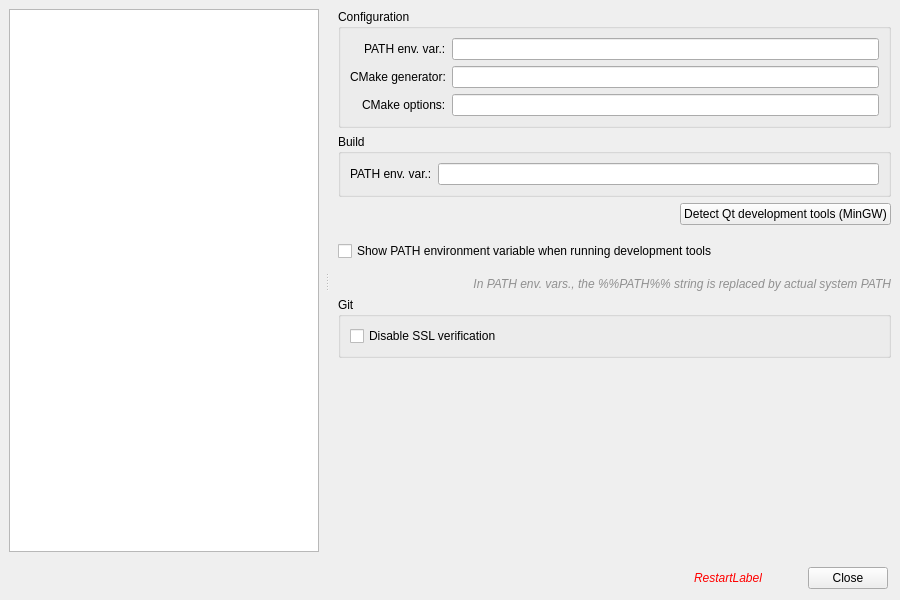
Old version of the form src/openfluid/ui/common/PreferencesDialog.ui in the repository OpenFLUID/openfluid.
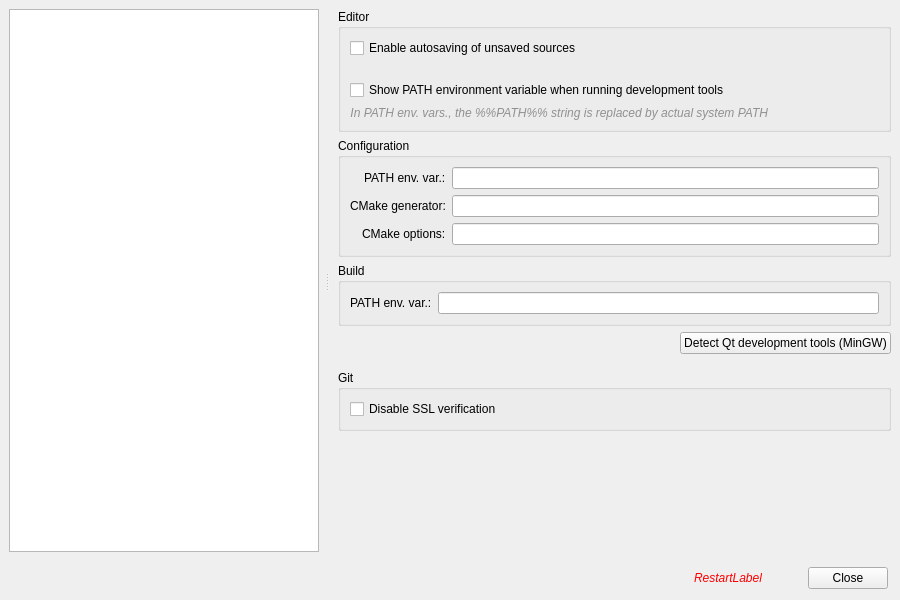
New version of the form. The open tabs and pages were chosen to show the change. Custom widgets are drawn as their Qt base class.

Commit message:
Addition of autosave option in devstudio preferences
* Added a checkbox in devstudio for the "savebeforebuild" configuration
parameter

(closes OpenFLUID/openfluid#855)

The edit to the form file:
```diff
--- a/src/openfluid/ui/common/PreferencesDialog.ui
+++ b/src/openfluid/ui/common/PreferencesDialog.ui
@@ -418,6 +418,63 @@
       </widget>
       <widget class="QWidget" name="DevEnvironmentPage">
        <layout class="QVBoxLayout" name="verticalLayout_7">
+        <item>
+         <widget class="QGroupBox" name="groupBox_7">
+          <property name="title">
+           <string>Editor</string>
+          </property>
+          <layout class="QFormLayout" name="formLayout_4">
+           <item row="0" column="0">
+            <widget class="QCheckBox" name="BuildAutoSaveCheckBox">
+             <property name="text">
+              <string>Enable autosaving of unsaved sources</string>
+             </property>
+            </widget>
+           </item>
+           <item row="2" column="0">
+            <widget class="QCheckBox" name="ShowPathCheckBox">
+             <property name="text">
+              <string>Show PATH environment variable when running development tools</string>
+             </property>
+            </widget>
+           </item>
+           <item row="4" column="0">
+            <widget class="QLabel" name="label_11">
+             <property name="font">
+              <font>
+               <italic>true</italic>
+              </font>
+             </property>
+             <property name="styleSheet">
+              <string notr="true">color : #909090;</string>
+             </property>
+             <property name="text">
+              <string>In PATH env. vars., the %%PATH%% string is replaced by actual system PATH</string>
+             </property>
+             <property name="alignment">
+              <set>Qt::AlignRight|Qt::AlignTrailing|Qt::AlignVCenter</set>
+             </property>
+            </widget>
+           </item>
+           <item row="1" column="0">
+            <spacer name="verticalSpacer_4">
+             <property name="orientation">
+              <enum>Qt::Vertical</enum>
+             </property>
+             <property name="sizeType">
+              <enum>QSizePolicy::Fixed</enum>
+             </property>
+             <property name="sizeHint" stdset="0">
+              <size>
+               <width>20</width>
+               <height>10</height>
+              </size>
+             </property>
+            </spacer>
+           </item>
+          </layout>
+         </widget>
+        </item>
         <item>
          <widget class="QGroupBox" name="groupBox_3">
           <property name="title">
@@ -536,47 +593,6 @@
           </property>
          </spacer>
         </item>
-        <item>
-         <widget class="QCheckBox" name="ShowPathCheckBox">
-          <property name="text">
-           <string>Show PATH environment variable when running development tools</string>
-          </property>
-         </widget>
-        </item>
-        <item>
-         <spacer name="verticalSpacer_4">
-          <property name="orientation">
-           <enum>Qt::Vertical</enum>
-          </property>
-          <property name="sizeType">
-           <enum>QSizePolicy::Fixed</enum>
-          </property>
-          <property name="sizeHint" stdset="0">
-           <size>
-            <width>20</width>
-            <height>10</height>
-           </size>
-          </property>
-         </spacer>
-        </item>
-        <item>
-         <widget class="QLabel" name="label_11">
-          <property name="font">
-           <font>
-            <italic>true</italic>
-           </font>
-          </property>
-          <property name="styleSheet">
-           <string notr="true">color : #909090;</string>
-          </property>
-          <property name="text">
-           <string>In PATH env. vars., the %%PATH%% string is replaced by actual system PATH</string>
-          </property>
-          <property name="alignment">
-           <set>Qt::AlignRight|Qt::AlignTrailing|Qt::AlignVCenter</set>
-          </property>
-         </widget>
-        </item>
         <item>
          <widget class="QGroupBox" name="GitGroupBox">
           <property name="title">
```
Left out of the diff: 4 changed lines with no effect on the pictures. The commit also changes 3 other files.
